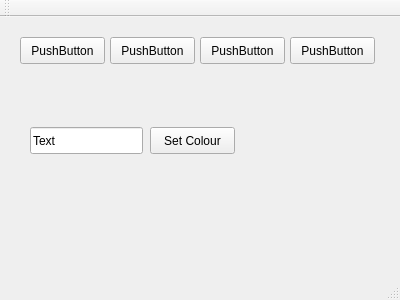
Old version of the form prototypes/prototype_FunkyButton/mainwindow.ui in the repository egeldenhuys/prothesis.
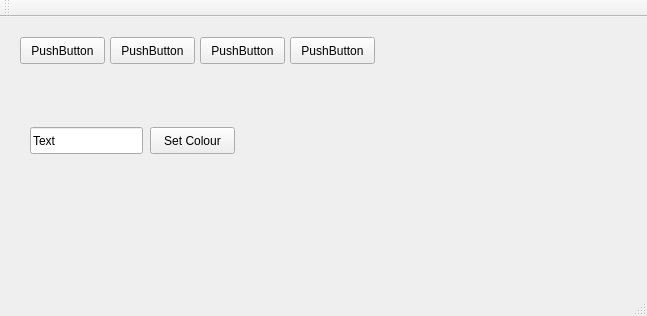
New version of the form. Custom widgets are drawn as their Qt base class.

Diff of the .ui file:
```diff
--- a/prototypes/prototype_FunkyButton/mainwindow.ui
+++ b/prototypes/prototype_FunkyButton/mainwindow.ui
@@ -6,8 +6,8 @@
    <rect>
     <x>0</x>
     <y>0</y>
-    <width>400</width>
-    <height>300</height>
+    <width>647</width>
+    <height>316</height>
    </rect>
   </property>
   <property name="windowTitle">
@@ -92,6 +92,17 @@
      <string>Set Colour</string>
     </property>
    </widget>
+   <widget class="QWidget" name="verticalLayoutWidget">
+    <property name="geometry">
+     <rect>
+      <x>400</x>
+      <y>30</y>
+      <width>231</width>
+      <height>211</height>
+     </rect>
+    </property>
+    <layout class="QVBoxLayout" name="vlButtons"/>
+   </widget>
   </widget>
   <widget class="QMenuBar" name="menuBar">
    <property name="geometry">
```
Left out of the diff: 2 changed lines with no effect on the pictures.
